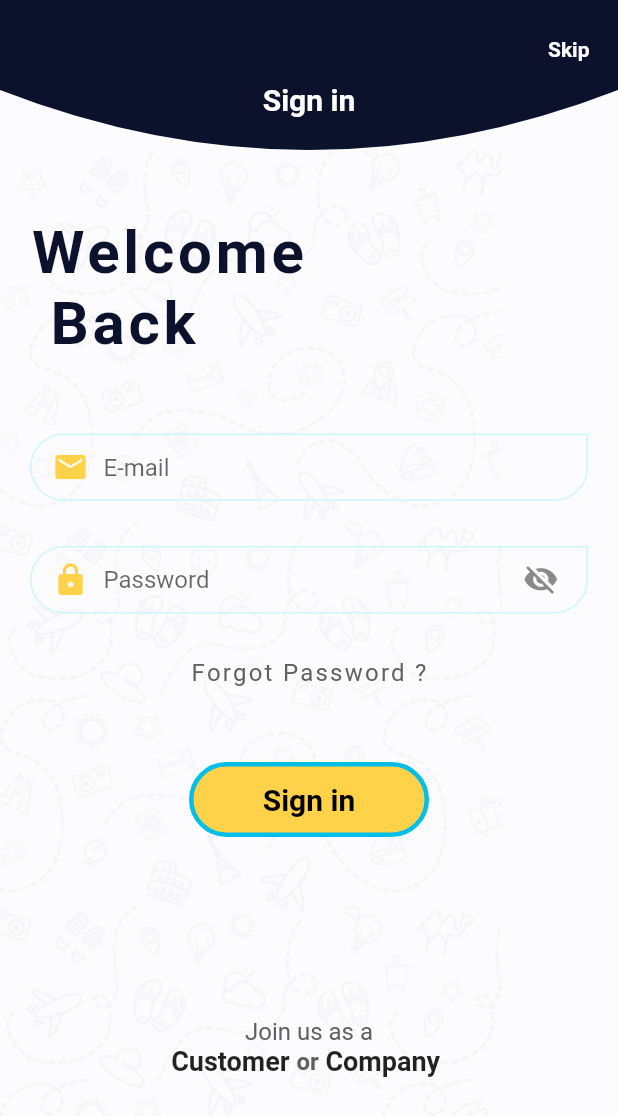
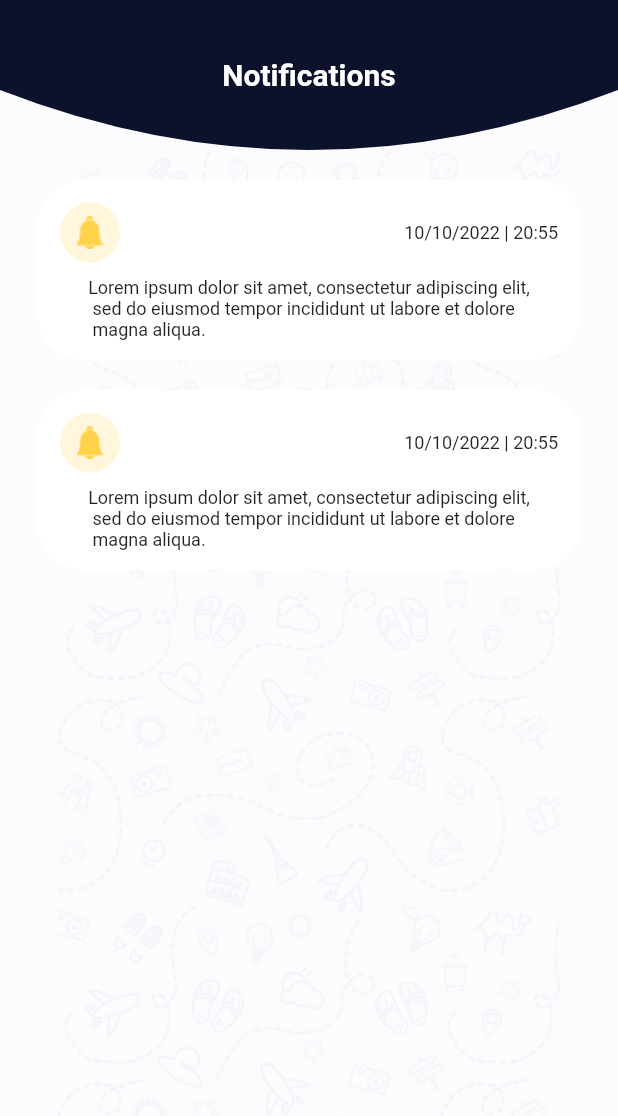
Before and after one commit to Omar-Moshtaha/tourism, a Flutter app: the screen it shows after launch, on a phone screen of 412 x 824 dp. Shown: the top 1116 px of the screen. Run offline on Flutter 3.47's test engine with Material 2 defaults, Android fonts, the light colour scheme and no system bars; our stand-ins replace flutter_custom_clippers, hexcolor.

Commit message:
Notifications.dart

```diff
--- a/lib/login.dart
+++ b/lib/login.dart
@@ -169,6 +169,9 @@ setState(() {
 });
                          if(opcity==true){
                            scaffold_key.currentState!.showBottomSheet((context) => GestureDetector(
+                            onVerticalDragCancel: () {
+
+                            },
                              child: Container(
                                height: 378.5,
                                width: double.infinity,
@@ -274,7 +277,6 @@ setState(() {
                                    ]
                                ),
                              ),
-                             onVerticalDragCancel: (){},
                            )).closed.then((value) {
                              setState(() {
 opcity=false;
--- a/lib/main.dart
+++ b/lib/main.dart
@@ -7,6 +7,7 @@ import 'package:tourism/success_page.dart';
 import 'package:tourism/success_page2.dart';
 
 import 'login.dart';
+import 'notifications.dart';
 
 void main(){
   runApp(MyApp());
@@ -31,7 +32,7 @@ statusBarColor: Colors.white.withOpacity(0),
 
     )
   ),
-  home:Login(),
+  home:Notifications(),
 );
   }
 
--- /dev/null
+++ b/lib/notifications.dart
@@ -0,0 +1,126 @@
+import 'package:flutter/material.dart';
+import 'package:flutter_custom_clippers/flutter_custom_clippers.dart';
+import 'package:hexcolor/hexcolor.dart';
+
+class Notifications extends StatelessWidget {
+
+  @override
+  Widget build(BuildContext context) {
+    return Scaffold(
+      backgroundColor: HexColor('#FCFCFF'),
+      appBar: AppBar(
+        // backgroundColor: Colors.red,
+        centerTitle: true,
+        title: Text("Notifications",style: TextStyle(
+          fontSize: 20,
+          fontWeight: FontWeight.bold,
+        ),),
+toolbarHeight: 100,
+     flexibleSpace: ClipPath(clipper: OvalBottomBorderClipper(),child: Container(width: double.infinity,height: 220,color: HexColor('#0C122C'),)),
+      ),
+body: Container(
+  child: Column(
+    children: [
+      Padding(
+        padding: const EdgeInsets.only(left: 25,right: 25,top: 20),
+        child: Stack(
+          children: [
+            Container(
+              height: 120,
+              width: double.infinity,
+              decoration: BoxDecoration(
+
+                color: HexColor('#FFFFFF'),
+                borderRadius: BorderRadius.circular(30),
+              ),
+            ),
+Column(
+  children: [
+    Row(
+      children: [
+        Padding(
+          padding: const EdgeInsets.only(top: 15,left: 15),
+          child: CircleAvatar(backgroundColor: HexColor('#FFF6DB'),child: Image(image: AssetImage('image/image14.png'))),
+        ),
+        Spacer(),
+        Padding(
+          padding: const EdgeInsets.only(top: 15,right: 15),
+          child: Text("10/10/2022 | 20:55",style: TextStyle(
+              fontSize: 12
+          ),),
+        )
+      ],
+    ),
+
+    Padding(
+      padding: const EdgeInsets.only(right: 15,top: 10,left: 15),
+      child: Text('Lorem ipsum dolor sit amet, consectetur adipiscing elit,\n sed do eiusmod tempor incididunt ut labore et dolore\n magna aliqua.',style: TextStyle(
+        fontSize: 12
+      ),
+      textAlign: TextAlign.start,
+      ),
+    )
+  ],
+),
+
+          ],
+        ),
+      ),
+      Padding(
+        padding: const EdgeInsets.only(left: 25,right: 25,top: 20),
+        child: Stack(
+          children: [
+            Container(
+              height: 120,
+              width: double.infinity,
+              decoration: BoxDecoration(
+
+                color: HexColor('#FFFFFF'),
+                borderRadius: BorderRadius.circular(30),
+              ),
+            ),
+            Column(
+              children: [
+                Row(
+                  children: [
+                    Padding(
+                      padding: const EdgeInsets.only(top: 15,left: 15),
+                      child: CircleAvatar(backgroundColor: HexColor('#FFF6DB'),child: Image(image: AssetImage('image/image14.png'))),
+                    ),
+                    Spacer(),
+                    Padding(
+                      padding: const EdgeInsets.only(top: 15,right: 15),
+                      child: Text("10/10/2022 | 20:55",style: TextStyle(
+                          fontSize: 12
+                      ),),
+                    )
+                  ],
+                ),
+
+                Padding(
+                  padding: const EdgeInsets.only(right: 15,top: 10,left: 15),
+                  child: Text('Lorem ipsum dolor sit amet, consectetur adipiscing elit,\n sed do eiusmod tempor incididunt ut labore et dolore\n magna aliqua.',style: TextStyle(
+                      fontSize: 12
+                  ),
+                    textAlign: TextAlign.start,
+                  ),
+                )
+              ],
+            ),
+
+          ],
+        ),
+      ),
+
+    ],
+  ),
+  decoration: BoxDecoration(
+    image: DecorationImage(
+
+      image: AssetImage('image/image1.png')
+    )
+  ),
+),
+    );
+  }
+}
```
Also changed, not shown: image/image14.png (added).
